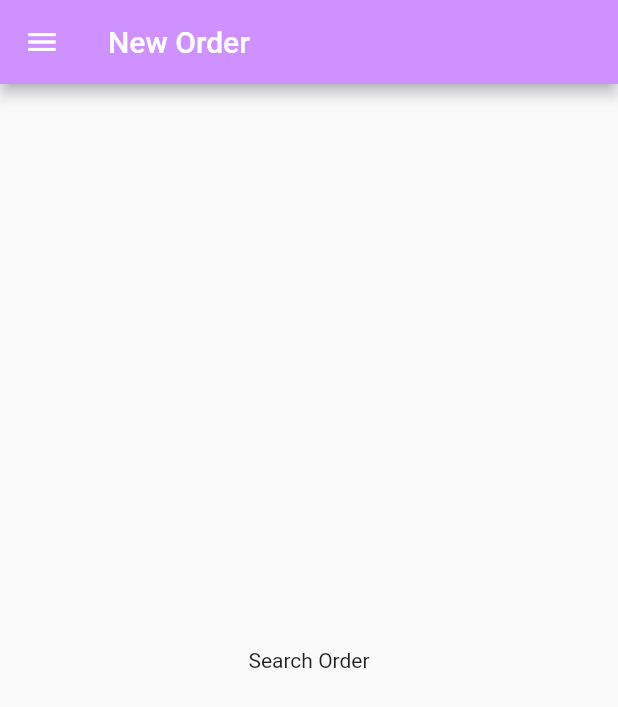
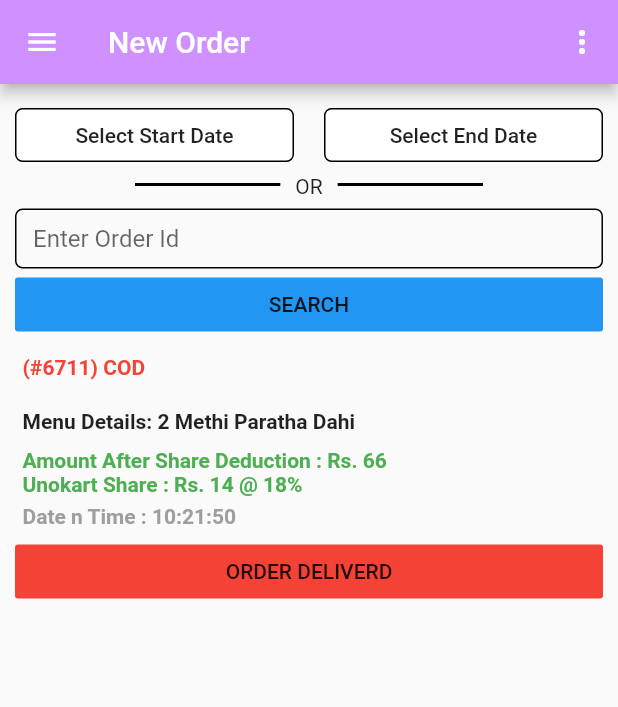
Before and after one commit to hrithikm2/uno_kart, a Flutter app: the HomePage screen opened directly, swiped to page 4, on a phone screen of 412 x 824 dp. Shown: the top 707 px of the screen. Run offline on Flutter 3.47's test engine with Material 2 defaults, Android fonts, the phone set to English and light mode, and no system bars.

Commit message:
Task done

```diff
--- a/lib/login/login.dart
+++ b/lib/login/login.dart
@@ -1,5 +1,6 @@
 import 'package:flutter/material.dart';
 import 'package:uno_kart/pages/homepage.dart';
+
 
 
 class Login extends StatefulWidget {
--- a/lib/main.dart
+++ b/lib/main.dart
@@ -1,6 +1,9 @@
 import 'package:flutter/material.dart';
 import 'package:uno_kart/login/login.dart';
 import 'package:uno_kart/pages/components/customappbar.dart';
+import 'package:uno_kart/pages/components/date.dart';
+import 'package:uno_kart/pages/drawerPages/searchorder.dart';
+import 'package:uno_kart/pages/homepage.dart';
 
 void main() {
   runApp(MainScreenLess());
@@ -10,7 +13,9 @@
   @override
   Widget build(BuildContext context) {
     return MaterialApp(
-      home: MainScreen(),
+      debugShowCheckedModeBanner: false,
+      home:HomePage(),
+      //MainScreen(),
     );
   }
 }
@@ -22,6 +27,8 @@
 }
 
 class _MainScreenState extends State<MainScreen> {
+ // static final height = MediaQuery.of(context).size.height;
+ // static final
   @override
   Widget build(BuildContext context) {
     return Scaffold(
--- /dev/null
+++ b/lib/pages/components/Constant.dart
@@ -0,0 +1,8 @@
+class Constants{
+  static const String LogOut = 'LogOut';
+
+  static const List<String> choices = <String>[
+    LogOut,
+
+  ];
+}
--- a/lib/pages/components/customappbar.dart
+++ b/lib/pages/components/customappbar.dart
@@ -1,6 +1,10 @@
 import 'package:flutter/material.dart';
 
 class Myappbar extends AppBar {
-  Myappbar({Key key, Widget title})
-      : super(key: key, title: title, backgroundColor: Color(0xffcf91ff));
+  Myappbar({Key key, Widget title,List<Widget> actions})
+      : super(
+            key: key,
+            title: title,
+            backgroundColor: Color(0xffcf91ff)
+           );
 }
--- /dev/null
+++ b/lib/pages/components/date.dart
@@ -0,0 +1,104 @@
+import 'package:flutter/material.dart';
+import 'package:intl/intl.dart';
+
+class DatePickerWidget extends StatefulWidget {
+  @override
+  _DatePickerWidgetState createState() => _DatePickerWidgetState();
+}
+
+class _DatePickerWidgetState extends State<DatePickerWidget> {
+  TextEditingController startDateController = TextEditingController();
+  TextEditingController endDateController = TextEditingController();
+  DateTime sdate;
+  DateTime edate;
+
+  String getStartText() {
+    if (sdate == null) {
+      return 'Select Start Date';
+    } else {
+      return DateFormat('dd/MM/yyyy').format(sdate);
+      // return '${date.month}/${date.day}/${date.year}';
+    }
+  }
+  String getEndText() {
+    if (edate == null) {
+      return 'Select End Date';
+    } else {
+      return DateFormat('dd/MM/yyyy').format(edate);
+      // return '${date.month}/${date.day}/${date.year}';
+    }
+  }
+
+  @override
+  Widget build(BuildContext context) {
+    return
+         Row(
+           mainAxisAlignment: MainAxisAlignment.spaceAround,
+          children: [
+            Expanded(
+
+              child: FlatButton(shape: RoundedRectangleBorder(
+                  borderRadius: BorderRadius.circular(5.0),
+                  side: BorderSide(color: Colors.black)
+              ),
+                color: Colors.white,
+                child: Text(getStartText()),
+
+                onPressed: () => startDate(context),
+              ),
+            ),
+            SizedBox(width: 20,),
+            Expanded(
+
+              child: FlatButton(shape: RoundedRectangleBorder(
+                  borderRadius: BorderRadius.circular(5.0),
+                  side: BorderSide(color: Colors.black)
+              ),
+                color: Colors.white,
+                child: Text(getEndText()),
+                onPressed: () => endDate(context),
+              ),
+            ),
+          ],
+        );
+  }
+
+  Future startDate(BuildContext context) async {
+    final initialDate = DateTime.now();
+    final newDate = await showDatePicker(
+      context: context,
+      initialDate: sdate ?? initialDate,
+      firstDate: DateTime(DateTime.now().year - 5),
+      lastDate: DateTime(DateTime.now().year + 5),
+    );
+    if (newDate != null)
+      setState(() {
+        sdate = newDate;
+        startDateController.text = DateFormat('dd/MM/yyyy').format(sdate);
+      });
+    else {
+      return;
+    }
+    //setState(() => date = newDate);
+    print(startDateController.text);
+  }
+  Future endDate(BuildContext context) async {
+    final initialDate = DateTime.now();
+    final newDate = await showDatePicker(
+      context: context,
+      initialDate: edate ?? initialDate,
+      firstDate: DateTime(DateTime.now().year - 5),
+      lastDate: DateTime(DateTime.now().year + 5),
+    );
+    if (newDate != null)
+      setState(() {
+        edate = newDate;
+        endDateController.text = DateFormat('dd/MM/yyyy').format(edate);
+      });
+    else {
+      return;
+    }
+    //setState(() => date = newDate);
+    print(endDateController.text);
+  }
+}
--- a/lib/pages/drawerPages/searchorder.dart
+++ b/lib/pages/drawerPages/searchorder.dart
@@ -1,4 +1,6 @@
+import 'package:flutter/cupertino.dart';
 import 'package:flutter/material.dart';
+import 'package:uno_kart/pages/components/date.dart';
 
 class SearchOrder extends StatefulWidget {
   @override
@@ -8,10 +10,124 @@
 class _SearchOrderState extends State<SearchOrder> {
   @override
   Widget build(BuildContext context) {
-    return
-        //   Scaffold(appBar: Myappbar(title: Text('New Order'),
-        // ),
-        //   body:
-        Center(child: Text('Search Order'));
+    return Container(
+        padding: EdgeInsets.all(10),
+        child: Column(
+          crossAxisAlignment: CrossAxisAlignment.stretch,
+          children: [
+            DatePickerWidget(),
+            Row(
+              mainAxisAlignment: MainAxisAlignment.center,
+              children: [
+                Expanded(
+                    child: Container(
+                        padding: EdgeInsets.all(10),
+                        margin: EdgeInsets.only(left: 70),
+                        child: Divider(
+                          color: Colors.black,
+                          height: 0,
+                          thickness: 2,
+                        ))),
+                Text('OR'),
+                Expanded(
+                    child: Container(
+                        margin: EdgeInsets.only(right: 70),
+                        padding: EdgeInsets.all(10),
+                        child: Divider(
+                          color: Colors.black,
+                          height: 0,
+                          thickness: 2,
+                        ))),
+              ],
+            ),
+            SizedBox(height: 5),
+            Container(
+              height: 40,
+              child: TextFormField(
+                //textAlign: TextAlign.center,
+                textAlignVertical: TextAlignVertical.bottom,
+                decoration: InputDecoration(
+                  enabledBorder: OutlineInputBorder(
+                    borderRadius: BorderRadius.all(Radius.circular(5.0)),
+                    borderSide: BorderSide(color: Colors.black),
+                  ),
+                  focusedBorder: new OutlineInputBorder(
+                    borderSide: BorderSide(color: Colors.black),
+                    borderRadius: BorderRadius.all(
+                      Radius.circular(5.0),
+                    ),
+                  ),
+                  //filled: true,
+                  //hintStyle: TextStyle(color: Colors.grey[800]),
+                  hintText: "Enter Order Id",
+                ),
+              ),
+            ),
+            FlatButton(
+              onPressed: () {},
+              child: Text("SEARCH"),
+              color: Colors.blue,
+            ),
+            SizedBox(height: 5,),
+            Container(
+              child: Column(
+                crossAxisAlignment: CrossAxisAlignment.stretch,
+                children: [
+                  Container(padding: EdgeInsets.all(5),
+                    child: Column(
+                      crossAxisAlignment: CrossAxisAlignment.start,
+                      children: [
+                        Text(
+                          "(#6711) COD",
+                          style: TextStyle(
+                              fontWeight: FontWeight.bold, color: Colors.red),
+                        ),
+                        SizedBox(
+                          height: 20,
+                        ),
+                        Row(
+                          mainAxisAlignment: MainAxisAlignment.start,
+                          children: [
+                            Text('Menu Details: ',
+                                style: TextStyle(
+                                  fontWeight: FontWeight.bold,
+                                )),
+                            Expanded(
+                                flex: 2,
+                                child: Text("2 Methi Paratha Dahi",
+                                    style: TextStyle(
+                                      fontWeight: FontWeight.bold,
+                                    ))),
+                          ],
+                        ),
+                        SizedBox(
+                          height: 10,
+                        ),
+                        Text('Amount After Share Deduction : Rs. 66',
+                            style: TextStyle(color: Colors.green,
+                              fontWeight: FontWeight.bold,
+                            )),
+                        Text('Unokart Share : Rs. 14 @ 18%',
+                            style: TextStyle(color: Colors.green,
+                              fontWeight: FontWeight.bold,
+                            )),
+                        SizedBox(height: 5,),
+                        Text('Date n Time : 10:21:50',
+                            style: TextStyle(color: Colors.grey,
+                              fontWeight: FontWeight.bold,
+                            )),
+                      ],
+                    ),
+                  ),
+                  FlatButton(
+                    onPressed: () {},
+                    child: Text("ORDER DELIVERD"),
+                    color: Colors.red,
+                  ),
+                ],
+              ),
+            )
+          ],
+        ));
   }
 }
--- a/lib/pages/homepage.dart
+++ b/lib/pages/homepage.dart
@@ -9,6 +9,8 @@
 import 'package:uno_kart/pages/drawerPages/searchorder.dart';
 import 'package:uno_kart/pages/drawerPages/totalcol.dart';
 
+import 'components/Constant.dart';
+
 class HomePage extends StatefulWidget {
   @override
   _HomePageState createState() => _HomePageState();
@@ -17,11 +19,34 @@
 class _HomePageState extends State<HomePage> {
   final _pageController = PageController();
   String appBarTitle = 'New Order';
+
+  void handleClick(String choice) {
+    if(choice == Constants.LogOut){
+      print('LogOut');}
+
+  }
+
+
   @override
-  Widget build(BuildContext context){
-    return Scaffold(
-        appBar:
-        Myappbar(title: Text(appBarTitle)),
+  Widget build(BuildContext context) {
+    return SafeArea(
+      child: Scaffold(
+          appBar: AppBar(backgroundColor: Color(0xffcf91ff),
+            title: Text(appBarTitle),
+            actions: [
+              PopupMenuButton<String>(
+                onSelected: handleClick,
+                itemBuilder: (BuildContext context) {
+                  return Constants.choices.map((String choice) {
+                    return PopupMenuItem<String>(
+                      value: choice,
+                      child: Text('${choice}${"        "}'),
+                    );
+                  }).toList();
+                },
+              ),
+            ],
+          ),
           drawer: Drawer(
             child: ListView(
               physics: NeverScrollableScrollPhysics(),
@@ -176,6 +201,7 @@
                 MenuList(),
                 AboutRestro(),
               ],
-            physics: NeverScrollableScrollPhysics()));
+              physics: NeverScrollableScrollPhysics())),
+    );
   }
 }
--- a/pubspec.yaml
+++ b/pubspec.yaml
@@ -23,6 +23,9 @@
 dependencies:
   flutter:
     sdk: flutter
+  intl:
+  date_format:
+
 
 
   # The following adds the Cupertino Icons font to your application.
```
Also changed, not shown: pubspec.lock. Lines whose indentation alone changed are shown as unchanged.
